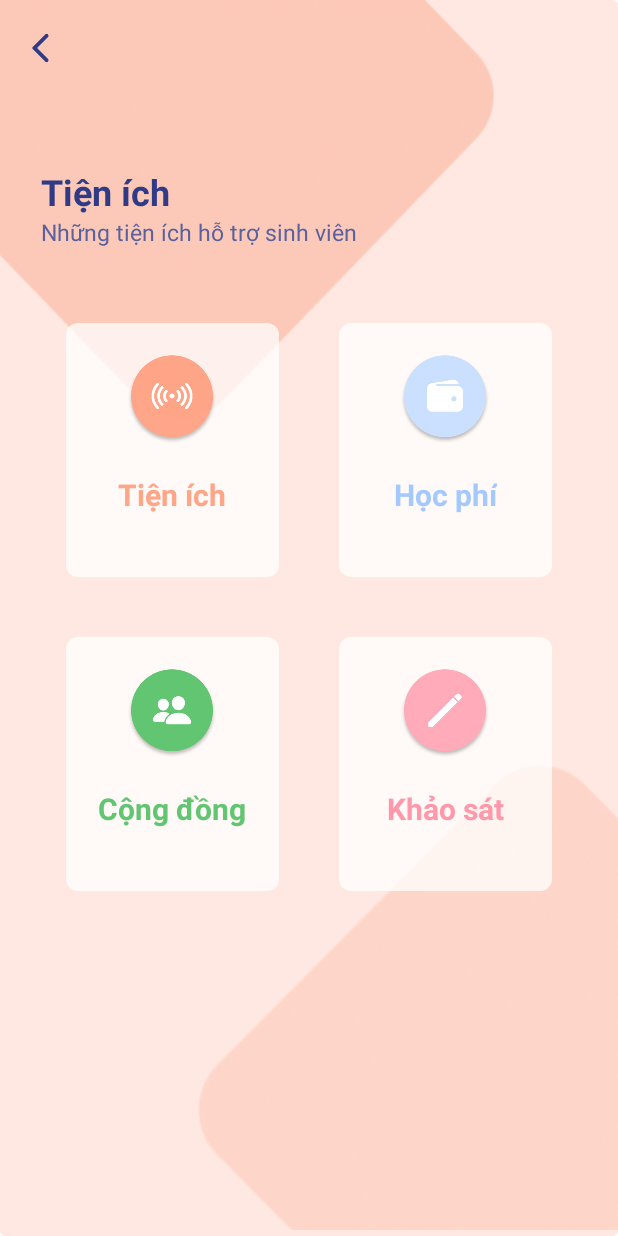
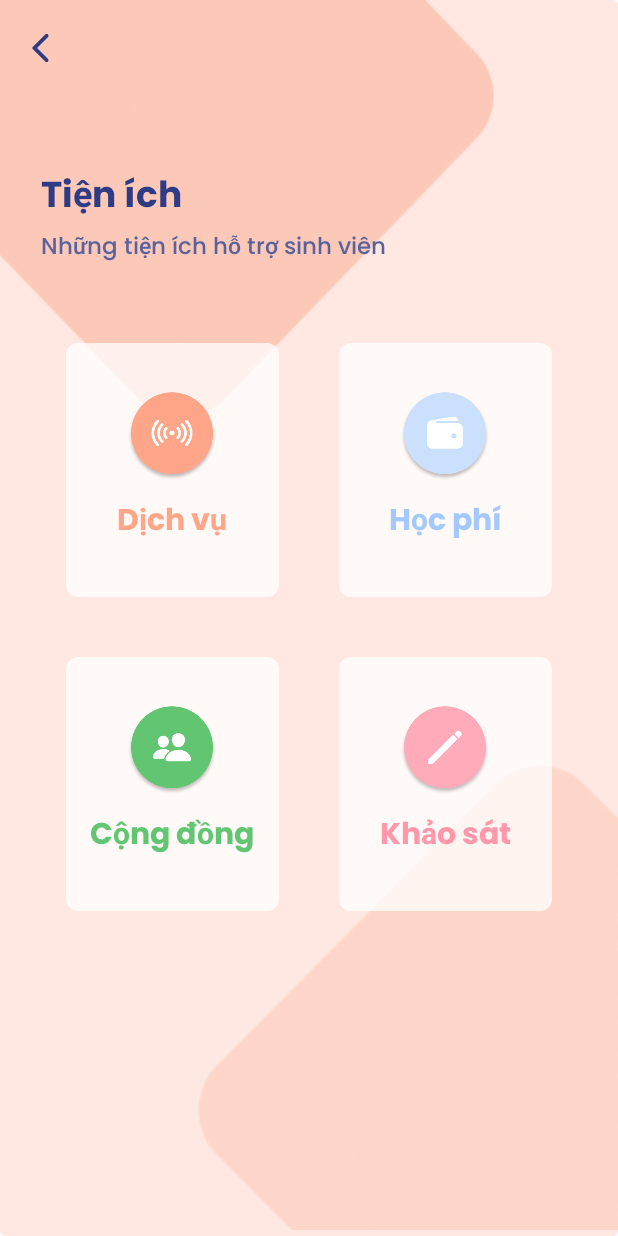
Before and after one commit to tamnguyen050203/ap_poly, an Android app: the layout activity_extension_screen.xml on its own in the app's theme, with its tools: preview values and no code run, on a phone screen of 412 x 824 dp. Run offline under Robolectric (Android 15) with nearby library versions, the phone set to English and light mode, and no system bars.

```diff
--- a/app/app/src/main/java/com/example/myfpl/ui/activities/ExtensionScreen.java
+++ b/app/app/src/main/java/com/example/myfpl/ui/activities/ExtensionScreen.java
@@ -25,9 +25,7 @@ public class ExtensionScreen extends AppCompatActivity {
 
     }
     public void onBack(View view){
-        Intent intent = new Intent(ExtensionScreen.this, SplashScreen.class);
-        startActivity(intent);
-        finish();
+        onBackPressed();
     }
     public void onClickServiceScreen(View view){
         Intent intent = new Intent(ExtensionScreen.this, SplashScreen.class);
--- a/app/app/src/main/res/layout/activity_extension_screen.xml
+++ b/app/app/src/main/res/layout/activity_extension_screen.xml
@@ -55,14 +55,15 @@
                     android:text="Tiện ích"
                     android:textColor="@color/primary_color_100"
                     android:textSize="24sp"
-                    android:textStyle="bold" />
+                    android:fontFamily="@font/poppins_bold"/>
 
                 <TextView
                     android:layout_width="wrap_content"
                     android:layout_height="wrap_content"
                     android:text="Những tiện ích hỗ trợ sinh viên"
                     android:textColor="@color/secondary_text_color"
-                    android:textSize="15sp" />
+                    android:textSize="15sp"
+                    android:fontFamily="@font/poppins_medium"/>
             </LinearLayout>
 
             <LinearLayout
@@ -91,10 +92,10 @@
                     <TextView
                         android:layout_width="wrap_content"
                         android:layout_height="wrap_content"
-                        android:text="Tiện ích"
-                        android:textStyle="bold"
+                        android:text="Dịch vụ"
+                        android:fontFamily="@font/poppins_bold"
                         android:textSize="20sp"
-                        android:layout_margin="20sp"
+                        android:layout_marginTop="10sp"
                         android:textColor="#FFA689"
                         />
                 </LinearLayout>
@@ -118,10 +119,10 @@
                         android:layout_width="wrap_content"
                         android:layout_height="wrap_content"
                         android:text="Học phí"
-                        android:textStyle="bold"
+                        android:fontFamily="@font/poppins_bold"
                         android:textSize="20sp"
-                        android:layout_margin="20sp"
                         android:textColor="#A3C9FF"
+                        android:layout_marginTop="10dp"
                         />
                 </LinearLayout>
             </LinearLayout>
@@ -149,10 +150,10 @@
                         android:layout_width="wrap_content"
                         android:layout_height="wrap_content"
                         android:text="Cộng đồng"
-                        android:textStyle="bold"
+                        android:fontFamily="@font/poppins_bold"
                         android:textSize="20sp"
-                        android:layout_margin="20sp"
                         android:textColor="@color/green_light"
+                        android:layout_marginTop="10dp"
                         />
                 </LinearLayout>
 
@@ -175,9 +176,9 @@
                         android:layout_width="wrap_content"
                         android:layout_height="wrap_content"
                         android:text="Khảo sát"
-                        android:textStyle="bold"
+                        android:fontFamily="@font/poppins_bold"
                         android:textSize="20sp"
-                        android:layout_margin="20sp"
+                        android:layout_marginTop="10sp"
                         android:textColor="#FF98AA"
                         />
                 </LinearLayout>
--- a/app/app/src/main/res/layout/activity_service.xml
+++ b/app/app/src/main/res/layout/activity_service.xml
@@ -23,6 +23,7 @@
             android:id="@+id/buttonBack"
             android:layout_width="24dp"
             android:layout_height="24dp"
+            android:onClick="onBack"
             android:src="@drawable/ic_back_white" />
     </LinearLayout>
 
```
Also changed, not shown: app/app/src/main/AndroidManifest.xml (+5 -3 lines), app/app/src/main/java/com/example/myfpl/ui/activities/ServiceScreen.java (+3 -6 lines).
